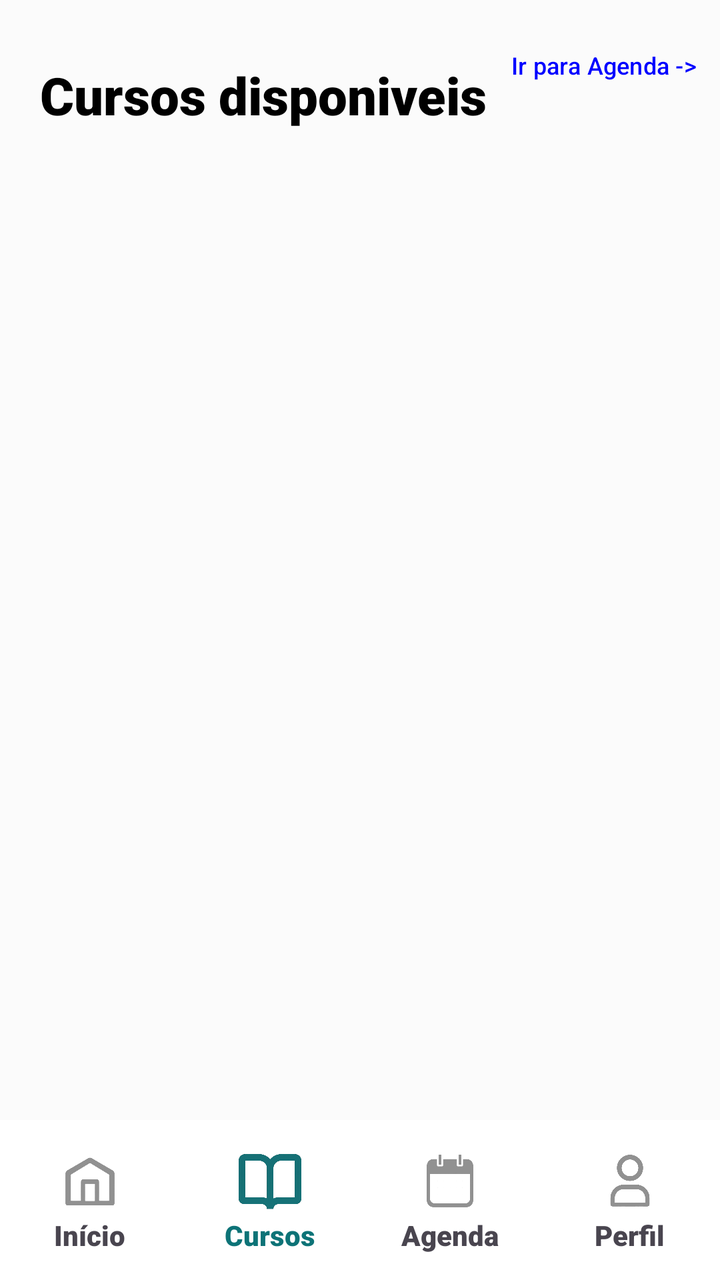
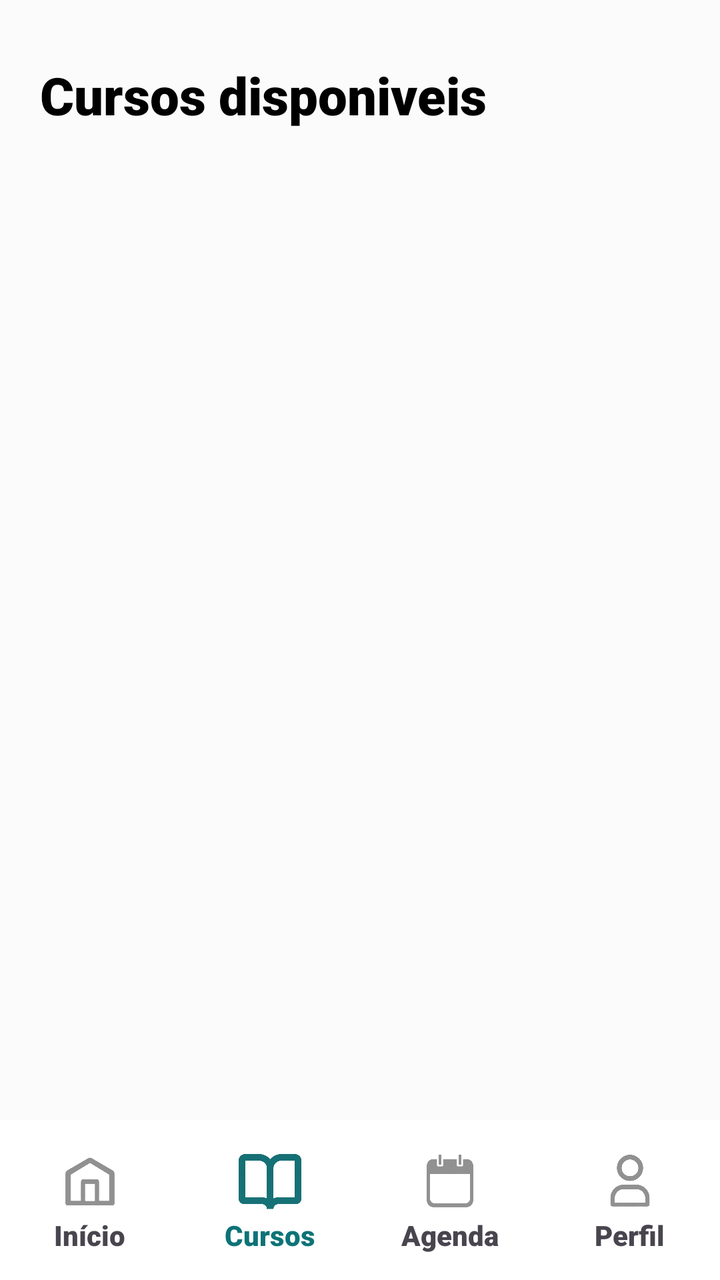

Screens rendered from an Android XML layout before and after an edit, with the pre-edit source and the edit as a unified diff.
<!-- AndroidManifest.xml: application theme Theme.MyApplication -->
<!-- res/layout/activity_cursos.xml -->
<?xml version="1.0" encoding="utf-8"?>
<androidx.constraintlayout.widget.ConstraintLayout
    xmlns:android="http://schemas.android.com/apk/res/android"
    xmlns:app="http://schemas.android.com/apk/res-auto"
    xmlns:tools="http://schemas.android.com/tools"
    android:layout_width="match_parent"
    android:layout_height="match_parent"
    android:background="@color/background"
    tools:context=".aba_cursos.CursosActivity">


    <TextView
        android:id="@+id/tvTituloCursos"
        android:layout_width="wrap_content"
        android:layout_height="wrap_content"
        android:layout_marginTop="30dp"
        android:layout_marginStart="20dp"
        android:text="Cursos disponiveis"
        android:textSize="26sp"
        android:textColor="@color/objectColor"
        android:fontFamily="sans-serif-black"
        app:layout_constraintStart_toStartOf="parent"
        app:layout_constraintTop_toTopOf="parent"/>

    <Button
        android:id="@+id/btnVerAgenda"
        android:layout_width="wrap_content"
        android:layout_height="wrap_content"
        android:text="Ir para Agenda ->"
        android:textSize="12sp"
        style="?attr/borderlessButtonStyle"
        android:textColor="#0000FF"
        app:layout_constraintEnd_toEndOf="parent"
        app:layout_constraintTop_toTopOf="parent"
        app:layout_constraintBottom_toBottomOf="@id/tvTituloCursos" />

    <androidx.recyclerview.widget.RecyclerView
        android:id="@+id/rvCursos"
        android:layout_width="0dp"
        android:layout_height="0dp"
        android:layout_marginTop="16dp"
        android:layout_marginHorizontal="16dp"
        app:layout_constraintTop_toBottomOf="@id/tvTituloCursos"
        app:layout_constraintBottom_toBottomOf="parent"
        app:layout_constraintStart_toStartOf="parent"
        app:layout_constraintEnd_toEndOf="parent"
        tools:listitem="@layout/item_curso" />

    <LinearLayout
        android:id="@+id/menu"
        android:layout_width="0dp"
        android:layout_height="80dp"
        android:orientation="horizontal"
        android:gravity="center_vertical"
        android:background="@color/menuColor"
        app:layout_constraintStart_toStartOf="parent"
        app:layout_constraintEnd_toEndOf="parent"
        app:layout_constraintBottom_toBottomOf="parent">

        <LinearLayout
            android:id="@+id/layoutInicio"
            android:layout_width="0dp"
            android:layout_height="wrap_content"
            android:layout_weight="1"
            android:orientation="vertical"
            android:gravity="center"
            android:background="@color/menuColor">

            <ImageView
                android:id="@+id/imgInicio"
                android:layout_width="60dp"
                android:layout_height="35dp"
                app:srcCompat="@drawable/home_unselected" />

            <TextView
                android:id="@+id/txtInicio"
                android:layout_width="wrap_content"
                android:layout_height="wrap_content"
                android:text="Início"
                android:gravity="center"
                android:fontFamily="sans-serif-black" />

        </LinearLayout>

        <LinearLayout
            android:id="@+id/layoutCursos"
            android:layout_width="0dp"
            android:layout_height="wrap_content"
            android:layout_weight="1"
            android:orientation="vertical"
            android:gravity="center"
            android:background="@color/menuColor">

            <ImageView
                android:id="@+id/imgCursos"
                android:layout_width="60dp"
                android:layout_height="35dp"
                app:srcCompat="@drawable/courses_selected" />

            <TextView
                android:id="@+id/txtCursos"
                android:layout_width="wrap_content"
                android:layout_height="wrap_content"
                android:text="Cursos"
                android:textColor="@color/selected_green"
                android:gravity="center"
                android:fontFamily="sans-serif-black" />

        </LinearLayout>

        <LinearLayout
            android:id="@+id/layoutAgenda"
            android:layout_width="0dp"
            android:layout_height="wrap_content"
            android:layout_weight="1"
            android:orientation="vertical"
            android:gravity="center"
            android:background="@color/menuColor">

            <ImageView
                android:id="@+id/imgAgenda"
                android:layout_width="60dp"
                android:layout_height="35dp"
                app:srcCompat="@drawable/calendar_unselected" />

            <TextView
                android:id="@+id/txtAgenda"
                android:layout_width="wrap_content"
                android:layout_height="wrap_content"
                android:text="Agenda"
                android:gravity="center"
                android:fontFamily="sans-serif-black" />

        </LinearLayout>

        <LinearLayout
            android:id="@+id/layoutPerfil"
            android:layout_width="0dp"
            android:layout_height="wrap_content"
            android:layout_weight="1"
            android:orientation="vertical"
            android:gravity="center"
            android:background="@color/menuColor">

            <ImageView
                android:id="@+id/imgPerfil"
                android:layout_width="60dp"
                android:layout_height="35dp"
                app:srcCompat="@drawable/profile_unselected" />

            <TextView
                android:id="@+id/txtPerfil"
                android:layout_width="wrap_content"
                android:layout_height="wrap_content"
                android:text="Perfil"
                android:gravity="center"
                android:fontFamily="sans-serif-black" />

        </LinearLayout>

    </LinearLayout>

</androidx.constraintlayout.widget.ConstraintLayout>
<!-- res/layout/item_curso.xml (included above) -->
<?xml version="1.0" encoding="utf-8"?>
<com.google.android.material.card.MaterialCardView
    xmlns:android="http://schemas.android.com/apk/res/android"
    xmlns:app="http://schemas.android.com/apk/res-auto"
    android:layout_width="match_parent"
    android:layout_height="wrap_content"
    android:layout_marginBottom="12dp"
    app:cardCornerRadius="12dp"
    app:cardElevation="2dp"
    app:strokeColor="#E5E7EB"
    app:strokeWidth="1dp">

    <LinearLayout
        android:layout_width="match_parent"
        android:layout_height="wrap_content"
        android:orientation="vertical"
        android:padding="16dp"
        android:background="@color/menuColor">

        <TextView
            android:id="@+id/tvNomeCurso"
            android:layout_width="wrap_content"
            android:layout_height="wrap_content"
            android:text="Nome do Curso"
            android:textSize="18sp"
            android:textStyle="bold"
            android:textColor="@color/objectColor"/>

        <LinearLayout
            android:layout_width="match_parent"
            android:layout_height="wrap_content"
            android:layout_marginTop="8dp"
            android:orientation="horizontal">

            <TextView
                android:id="@+id/tvCargaHoraria"
                android:layout_width="0dp"
                android:layout_height="wrap_content"
                android:layout_weight="1"
                android:text="Carga Horária: 40h"
                android:textSize="14sp" />

            <TextView
                android:id="@+id/tvStatusCurso"
                android:layout_width="wrap_content"
                android:layout_height="wrap_content"
                android:text="Disponível"
                android:textColor="#10B981"
                android:textStyle="bold"
                android:textSize="14sp" />
        </LinearLayout>

    </LinearLayout>
</com.google.android.material.card.MaterialCardView>
<!-- resources referenced by this layout -->
<resources>
  <color name="background">#FBFBFB</color>
  <color name="menuColor">#FFFFFFFF</color>
  <color name="objectColor">#FF000000</color>
  <color name="selected_green">#0D7377</color>
  <!-- drawable calendar_unselected: png bitmap (drawable, 27691 bytes) -->
  <!-- drawable courses_selected: png bitmap (drawable, 60892 bytes) -->
  <!-- drawable home_unselected: png bitmap (drawable, 28645 bytes) -->
  <!-- drawable profile_unselected: png bitmap (drawable, 38870 bytes) -->
  <style name="Theme.MyApplication" parent="Base.Theme.MyApplication" />
  <style name="Base.Theme.MyApplication" parent="Theme.Material3.DayNight.NoActionBar">
          
          
      </style>
</resources>

<!-- the commit's change to res/layout/activity_cursos.xml (unified diff, before → after) -->
@@ -22,18 +22,6 @@
         app:layout_constraintStart_toStartOf="parent"
         app:layout_constraintTop_toTopOf="parent"/>
 
-    <Button
-        android:id="@+id/btnVerAgenda"
-        android:layout_width="wrap_content"
-        android:layout_height="wrap_content"
-        android:text="Ir para Agenda ->"
-        android:textSize="12sp"
-        style="?attr/borderlessButtonStyle"
-        android:textColor="#0000FF"
-        app:layout_constraintEnd_toEndOf="parent"
-        app:layout_constraintTop_toTopOf="parent"
-        app:layout_constraintBottom_toBottomOf="@id/tvTituloCursos" />
-
     <androidx.recyclerview.widget.RecyclerView
         android:id="@+id/rvCursos"
         android:layout_width="0dp"
@@ -41,7 +29,7 @@
         android:layout_marginTop="16dp"
         android:layout_marginHorizontal="16dp"
         app:layout_constraintTop_toBottomOf="@id/tvTituloCursos"
-        app:layout_constraintBottom_toBottomOf="parent"
+        app:layout_constraintBottom_toTopOf="@+id/menu"
         app:layout_constraintStart_toStartOf="parent"
         app:layout_constraintEnd_toEndOf="parent"
         tools:listitem="@layout/item_curso" />
